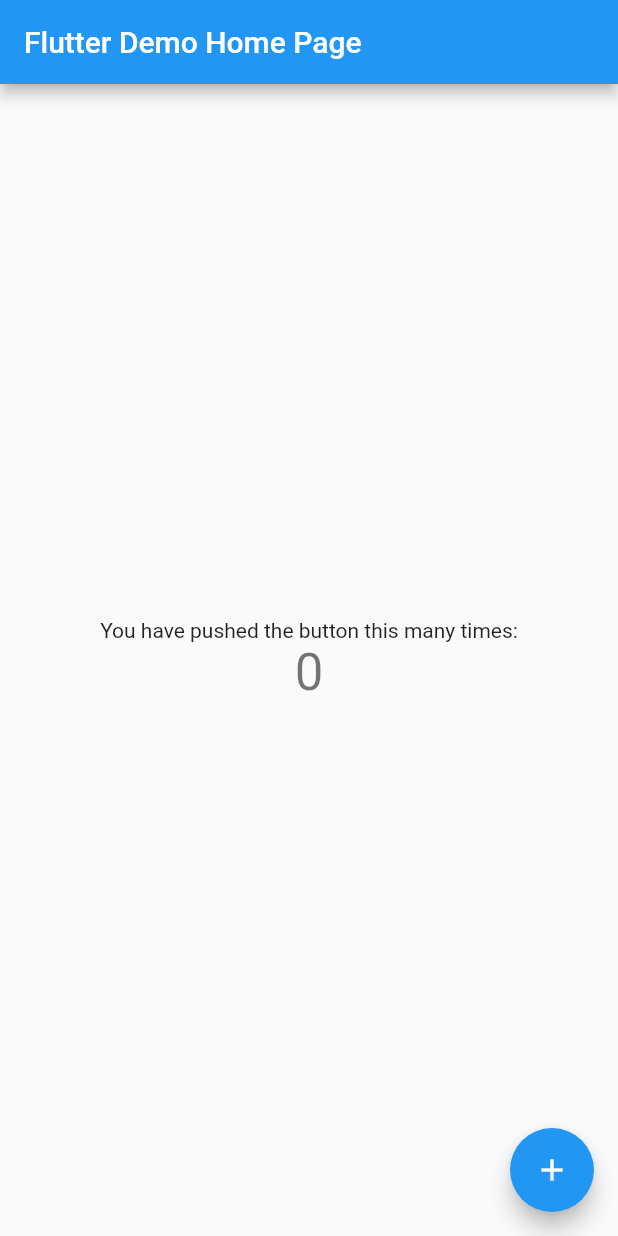
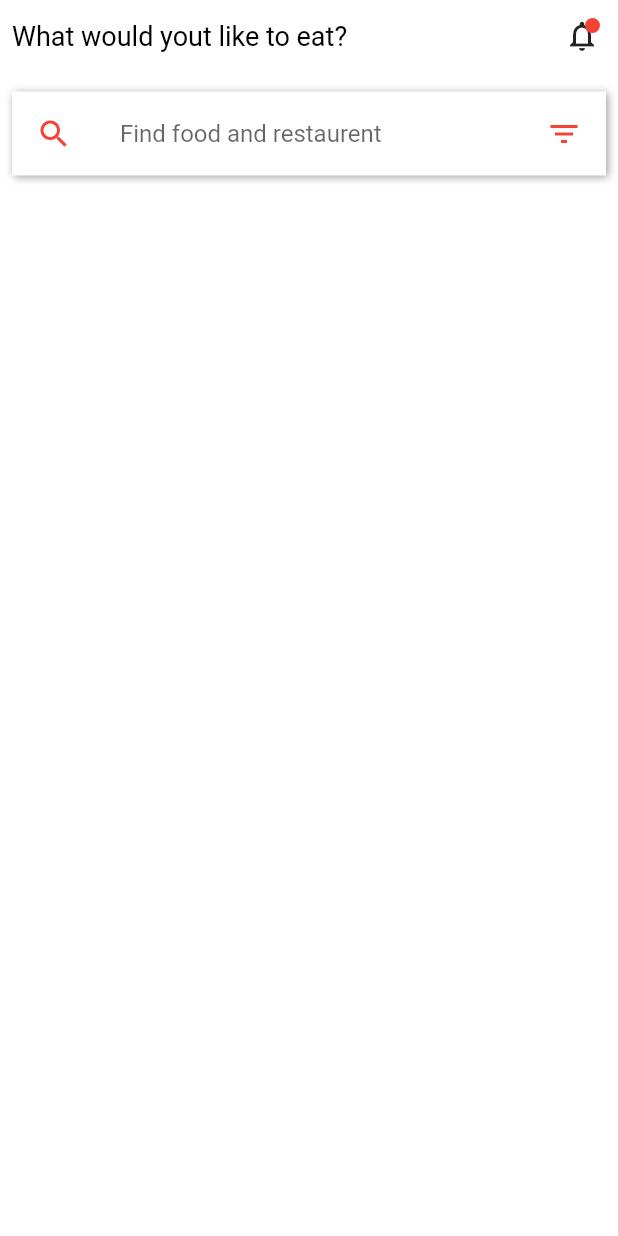
Before and after one commit to MinoruSoga/FoodAppCource, a Flutter app: the screen it shows after launch, on a phone screen of 412 x 824 dp. Run offline on Flutter 3.47's test engine with Material 2 defaults, Android fonts, the phone set to English and light mode, and no system bars.

Commit message:
トップ、検索フォーム

```diff
--- /dev/null
+++ b/lib/commons.dart
@@ -0,0 +1,6 @@
+import 'package:flutter/material.dart';
+
+const red = Colors.red;
+const white = Colors.white;
+const black = Colors.black;
+const grey = Colors.grey;
--- a/lib/main.dart
+++ b/lib/main.dart
@@ -1,4 +1,5 @@
 import 'package:flutter/material.dart';
+import 'package:food_app_cource/screens/home.dart';
 
 void main() {
   runApp(MyApp());
@@ -9,105 +10,12 @@
   @override
   Widget build(BuildContext context) {
     return MaterialApp(
-      title: 'Flutter Demo',
+      debugShowCheckedModeBanner: false,
+      title: 'Food App',
       theme: ThemeData(
-        // This is the theme of your application.
-        //
-        // Try running your application with "flutter run". You'll see the
-        // application has a blue toolbar. Then, without quitting the app, try
-        // changing the primarySwatch below to Colors.green and then invoke
-        // "hot reload" (press "r" in the console where you ran "flutter run",
-        // or simply save your changes to "hot reload" in a Flutter IDE).
-        // Notice that the counter didn't reset back to zero; the application
-        // is not restarted.
         primarySwatch: Colors.blue,
       ),
-      home: MyHomePage(title: 'Flutter Demo Home Page'),
+      home: Home(),
     );
   }
 }
-
-class MyHomePage extends StatefulWidget {
-  MyHomePage({Key? key, required this.title}) : super(key: key);
-
-  // This widget is the home page of your application. It is stateful, meaning
-  // that it has a State object (defined below) that contains fields that affect
-  // how it looks.
-
-  // This class is the configuration for the state. It holds the values (in this
-  // case the title) provided by the parent (in this case the App widget) and
-  // used by the build method of the State. Fields in a Widget subclass are
-  // always marked "final".
-
-  final String title;
-
-  @override
-  _MyHomePageState createState() => _MyHomePageState();
-}
-
-class _MyHomePageState extends State<MyHomePage> {
-  int _counter = 0;
-
-  void _incrementCounter() {
-    setState(() {
-      // This call to setState tells the Flutter framework that something has
-      // changed in this State, which causes it to rerun the build method below
-      // so that the display can reflect the updated values. If we changed
-      // _counter without calling setState(), then the build method would not be
-      // called again, and so nothing would appear to happen.
-      _counter++;
-    });
-  }
-
-  @override
-  Widget build(BuildContext context) {
-    // This method is rerun every time setState is called, for instance as done
-    // by the _incrementCounter method above.
-    //
-    // The Flutter framework has been optimized to make rerunning build methods
-    // fast, so that you can just rebuild anything that needs updating rather
-    // than having to individually change instances of widgets.
-    return Scaffold(
-      appBar: AppBar(
-        // Here we take the value from the MyHomePage object that was created by
-        // the App.build method, and use it to set our appbar title.
-        title: Text(widget.title),
-      ),
-      body: Center(
-        // Center is a layout widget. It takes a single child and positions it
-        // in the middle of the parent.
-        child: Column(
-          // Column is also a layout widget. It takes a list of children and
-          // arranges them vertically. By default, it sizes itself to fit its
-          // children horizontally, and tries to be as tall as its parent.
-          //
-          // Invoke "debug painting" (press "p" in the console, choose the
-          // "Toggle Debug Paint" action from the Flutter Inspector in Android
-          // Studio, or the "Toggle Debug Paint" command in Visual Studio Code)
-          // to see the wireframe for each widget.
-          //
-          // Column has various properties to control how it sizes itself and
-          // how it positions its children. Here we use mainAxisAlignment to
-          // center the children vertically; the main axis here is the vertical
-          // axis because Columns are vertical (the cross axis would be
-          // horizontal).
-          mainAxisAlignment: MainAxisAlignment.center,
-          children: <Widget>[
-            Text(
-              'You have pushed the button this many times:',
-            ),
-            Text(
-              '$_counter',
-              style: Theme.of(context).textTheme.headline4,
-            ),
-          ],
-        ),
-      ),
-      floatingActionButton: FloatingActionButton(
-        onPressed: _incrementCounter,
-        tooltip: 'Increment',
-        child: Icon(Icons.add),
-      ), // This trailing comma makes auto-formatting nicer for build methods.
-    );
-  }
-}
--- /dev/null
+++ b/lib/screens/home.dart
@@ -0,0 +1,85 @@
+import 'package:flutter/material.dart';
+import 'package:food_app_cource/commons.dart';
+import 'package:food_app_cource/widgets/custom_text.dart';
+
+class Home extends StatefulWidget {
+  const Home({Key? key}) : super(key: key);
+
+  @override
+  _HomeState createState() => _HomeState();
+}
+
+class _HomeState extends State<Home> {
+  @override
+  Widget build(BuildContext context) {
+    return Scaffold(
+      backgroundColor: white,
+      body: SafeArea(
+        child: ListView(
+          children: [
+            Row(
+              mainAxisAlignment: MainAxisAlignment.spaceBetween,
+              children: [
+                Padding(
+                  padding: const EdgeInsets.all(8.0),
+                  child: CustomText(
+                    text: "What would yout like to eat?",
+                    size: 18,
+                  ),
+                ),
+                Stack(
+                  children: [
+                    IconButton(
+                      icon: Icon(Icons.notifications_none),
+                      onPressed: () {},
+                    ),
+                    Positioned(
+                      top: 12,
+                      right: 12,
+                      child: Container(
+                        height: 10,
+                        width: 10,
+                        decoration: BoxDecoration(
+                          color: red,
+                          borderRadius: BorderRadius.circular(20),
+                        ),
+                      ),
+                    ),
+                  ],
+                ),
+              ],
+            ),
+            SizedBox(
+              height: 5,
+            ),
+            Padding(
+              padding: const EdgeInsets.all(8.0),
+              child: Container(
+                decoration: BoxDecoration(
+                  color: white,
+                  boxShadow: [
+                    BoxShadow(
+                      color: grey,
+                      offset: Offset(1, 1),
+                      blurRadius: 4,
+                    )
+                  ],
+                ),
+                child: ListTile(
+                  leading: Icon(Icons.search, color: red),
+                  title: TextField(
+                    decoration: InputDecoration(
+                      hintText: "Find food and restaurent",
+                      border: InputBorder.none,
+                    ),
+                  ),
+                  trailing: Icon(Icons.filter_list, color: red),
+                ),
+              ),
+            ),
+          ],
+        ),
+      ),
+    );
+  }
+}
--- /dev/null
+++ b/lib/widgets/custom_text.dart
@@ -0,0 +1,19 @@
+import 'package:flutter/material.dart';
+import 'package:food_app_cource/commons.dart';
+
+class CustomText extends StatelessWidget {
+  final String? text;
+  final double? size;
+  final Color? color;
+  final FontWeight? weight;
+
+  CustomText({this.text, this.size, this.color, this.weight});
+  @override
+  Widget build(BuildContext context) {
+    return Text(text.toString(),
+        style: TextStyle(
+            fontSize: size ?? 16,
+            color: color ?? black,
+            fontWeight: weight ?? FontWeight.normal));
+  }
+}
--- a/pubspec.yaml
+++ b/pubspec.yaml
@@ -45,9 +45,8 @@
   uses-material-design: true
 
   # To add assets to your application, add an assets section, like this:
-  # assets:
-  #   - images/a_dot_burr.jpeg
-  #   - images/a_dot_ham.jpeg
+  assets:
+    - images/
 
   # An image asset can refer to one or more resolution-specific "variants", see
   # https://flutter.dev/assets-and-images/#resolution-aware.
```
Also changed, not shown: images/logo.png (added), images/table.png (added), 1 other file.
